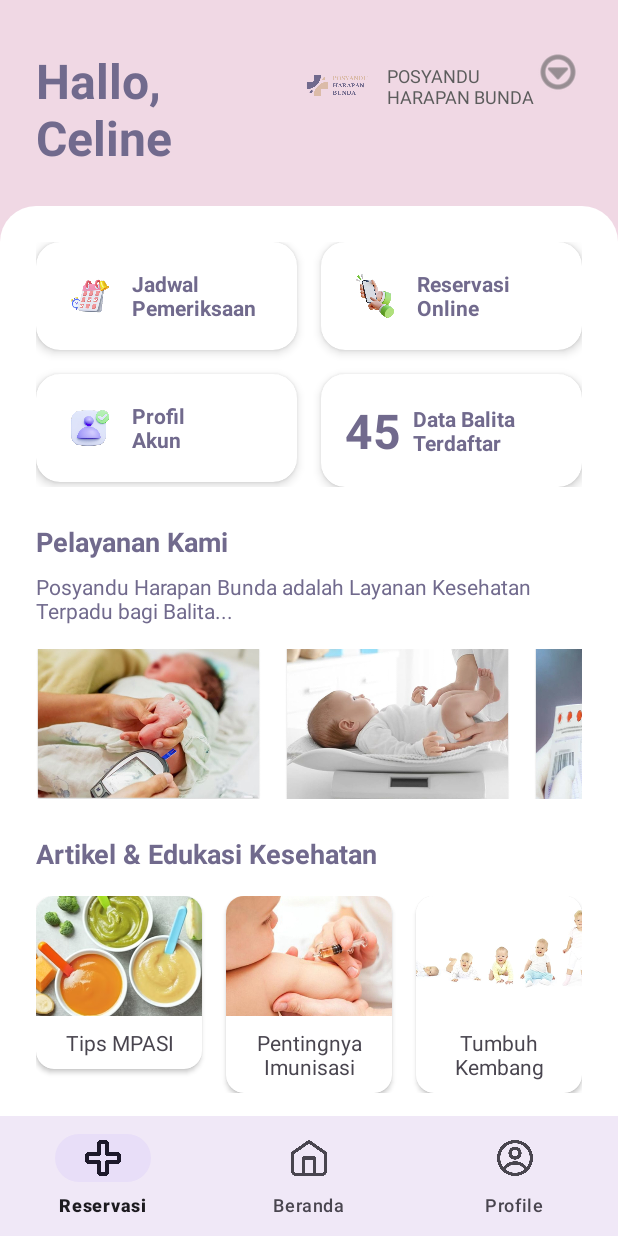
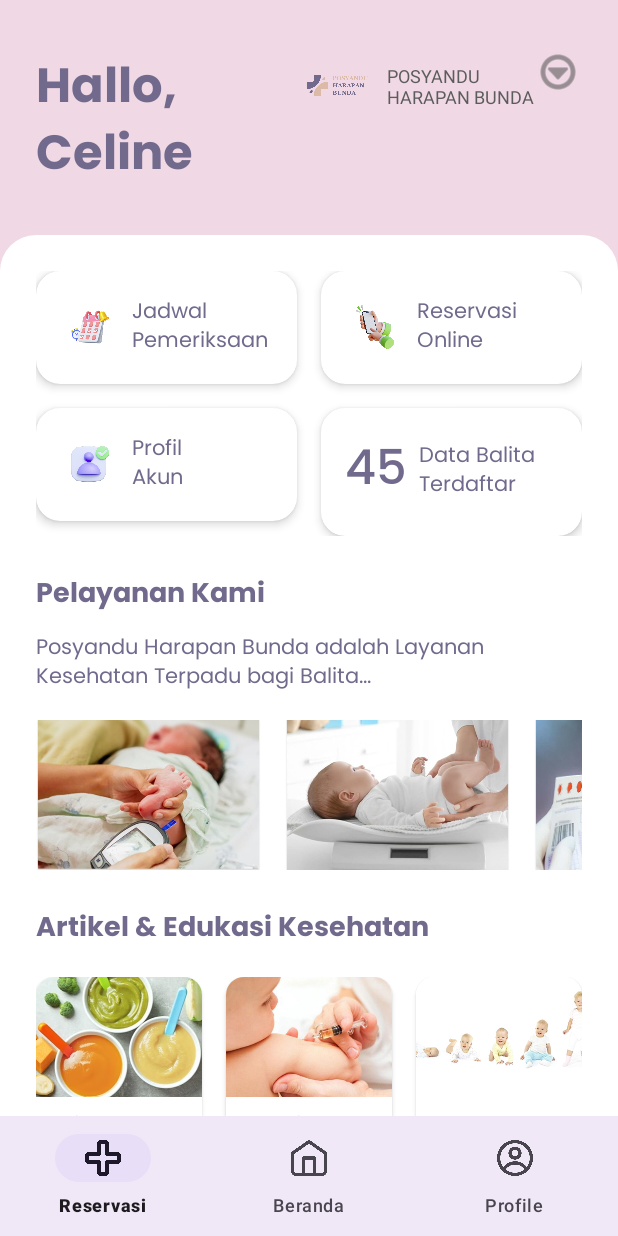
Before and after one commit to fauziaz/PosyanduHB, an Android app: the layout activity_home.xml on its own in the app's theme, with its tools: preview values and no code run, on a phone screen of 412 x 824 dp. Run offline under Robolectric (Android 15) with nearby library versions, the phone set to English and light mode, and no system bars.

Commit message:
font poppins

```diff
--- /dev/null
+++ b/app/src/main/res/font/poppins.xml
@@ -0,0 +1,21 @@
+<?xml version="1.0" encoding="utf-8"?>
+<font-family xmlns:app="http://schemas.android.com/apk/res-auto">
+
+    <font
+        app:font="@font/poppins_regular"
+        app:fontStyle="normal"
+        app:fontWeight="400" />
+    <font
+        app:font="@font/poppins_medium"
+        app:fontStyle="normal"
+        app:fontWeight="400" />
+    <font
+        app:font="@font/poppins_semibold"
+        app:fontStyle="normal"
+        app:fontWeight="400"/>
+    <font
+        app:font="@font/poppins_bold"
+        app:fontStyle="normal"
+        app:fontWeight="400" />
+
+</font-family>
--- a/app/src/main/res/layout/activity_home.xml
+++ b/app/src/main/res/layout/activity_home.xml
@@ -17,7 +17,7 @@
         android:text="Hallo,\nCeline"
         android:textColor="#716A8D"
         android:textSize="32sp"
-        android:textStyle="bold"
+        android:fontFamily="@font/poppins_bold"
         app:layout_constraintStart_toStartOf="parent"
         app:layout_constraintTop_toTopOf="parent" />
 
@@ -105,7 +105,7 @@
                             android:layout_marginStart="8dp"
                             android:text="Jadwal\nPemeriksaan"
                             android:textColor="#716A8D"
-                            android:textStyle="bold" />
+                            android:fontFamily="@font/poppins_regular"/>
                     </LinearLayout>
                 </androidx.cardview.widget.CardView>
 
@@ -135,7 +135,7 @@
                             android:layout_marginStart="8dp"
                             android:text="Reservasi\nOnline"
                             android:textColor="#716A8D"
-                            android:textStyle="bold" />
+                            android:fontFamily="@font/poppins_regular"/>
                     </LinearLayout>
                 </androidx.cardview.widget.CardView>
 
@@ -164,7 +164,7 @@
                             android:layout_marginStart="8dp"
                             android:text="Profil\nAkun"
                             android:textColor="#716A8D"
-                            android:textStyle="bold" />
+                            android:fontFamily="@font/poppins_regular"/>
                     </LinearLayout>
                 </androidx.cardview.widget.CardView>
 
@@ -188,14 +188,14 @@
                             android:text="45"
                             android:textSize="32sp"
                             android:textColor="#716A8D"
-                            android:textStyle="bold" />
+                            android:fontFamily="@font/poppins_medium" />
                         <TextView
                             android:layout_width="wrap_content"
                             android:layout_height="wrap_content"
                             android:layout_marginStart="8dp"
                             android:text="Data Balita\nTerdaftar"
                             android:textColor="#716A8D"
-                            android:textStyle="bold" />
+                            android:fontFamily="@font/poppins_regular"/>
                     </LinearLayout>
                 </androidx.cardview.widget.CardView>
             </GridLayout>
@@ -208,13 +208,14 @@
                 android:text="Pelayanan Kami"
                 android:textColor="#716A8D"
                 android:textSize="18sp"
-                android:textStyle="bold" />
+                android:fontFamily="@font/poppins_bold" />
             <TextView
                 android:layout_width="wrap_content"
                 android:layout_height="wrap_content"
                 android:layout_marginTop="8dp"
                 android:text="Posyandu Harapan Bunda adalah Layanan Kesehatan Terpadu bagi Balita..."
-                android:textColor="#716A8D" />
+                android:textColor="#716A8D"
+                android:fontFamily="@font/poppins_regular"/>
 
             <HorizontalScrollView
                 android:layout_width="match_parent"
@@ -285,7 +286,7 @@
                 android:text="Artikel &amp; Edukasi Kesehatan"
                 android:textColor="#716A8D"
                 android:textSize="18sp"
-                android:textStyle="bold" />
+                android:fontFamily="@font/poppins_bold" />
 
             <LinearLayout
                 android:layout_width="match_parent"
@@ -314,7 +315,9 @@
                             android:layout_height="wrap_content"
                             android:text="Tips MPASI"
                             android:padding="8dp"
-                            android:gravity="center"/>
+                            android:gravity="center"
+                            android:fontFamily="@font/poppins_medium"/>
+
                     </LinearLayout>
                 </androidx.cardview.widget.CardView>
                 <androidx.cardview.widget.CardView
@@ -339,7 +342,8 @@
                             android:layout_height="wrap_content"
                             android:text="Pentingnya Imunisasi"
                             android:padding="8dp"
-                            android:gravity="center"/>
+                            android:gravity="center"
+                            android:fontFamily="@font/poppins_medium"/>
                     </LinearLayout>
                 </androidx.cardview.widget.CardView>
                 <androidx.cardview.widget.CardView
@@ -363,7 +367,8 @@
                             android:layout_height="wrap_content"
                             android:text="Tumbuh Kembang"
                             android:padding="8dp"
-                            android:gravity="center"/>
+                            android:gravity="center"
+                            android:fontFamily="@font/poppins_medium"/>
                     </LinearLayout>
                 </androidx.cardview.widget.CardView>
 
@@ -374,17 +379,9 @@
     </androidx.core.widget.NestedScrollView>
 
     <!-- Bottom Navigation Bar -->
-    <com.google.android.material.bottomnavigation.BottomNavigationView
-        android:id="@+id/bottom_navigation"
-        android:layout_width="match_parent"
-        android:layout_height="wrap_content"
-        android:background="?android:attr/windowBackground"
-        app:layout_constraintBottom_toBottomOf="parent"
-        app:layout_constraintEnd_toEndOf="parent"
-        app:layout_constraintStart_toStartOf="parent"
-        app:menu="@menu/bottom_nav_menu" />
 
-    <!-- <androidx.coordinatorlayout.widget.CoordinatorLayout
+
+    <androidx.coordinatorlayout.widget.CoordinatorLayout
         android:layout_width="match_parent"
         android:layout_height="wrap_content"
         app:layout_constraintBottom_toBottomOf="parent"
@@ -413,9 +410,16 @@
             android:backgroundTint="#716A8D"
              />
 
+
     </androidx.coordinatorlayout.widget.CoordinatorLayout>
+    <com.google.android.material.bottomnavigation.BottomNavigationView
+        android:id="@+id/bottom_navigation"
+        android:layout_width="match_parent"
+        android:layout_height="wrap_content"
+        android:background="?android:attr/windowBackground"
+        app:layout_constraintBottom_toBottomOf="parent"
+        app:layout_constraintEnd_toEndOf="parent"
+        app:layout_constraintStart_toStartOf="parent"
+        app:menu="@menu/bottom_nav_menu" />
 
 </androidx.constraintlayout.widget.ConstraintLayout>
--->
-
-</androidx.constraintlayout.widget.ConstraintLayout>
--- a/app/src/main/res/values/themes.xml
+++ b/app/src/main/res/values/themes.xml
@@ -3,6 +3,7 @@
     <style name="Base.Theme.PosyanduHB" parent="Theme.Material3.DayNight.NoActionBar">
         <!-- Customize your light theme here. -->
         <!-- <item name="colorPrimary">@color/my_light_primary</item> -->
+        <item name="android:fontFamily">@font/poppins</item>
     </style>
 
     <style name="Theme.PosyanduHB" parent="Base.Theme.PosyanduHB" />
```
Also changed, not shown: app/src/main/res/font/poppins_bold.ttf (added), app/src/main/res/font/poppins_medium.ttf (added), app/src/main/res/font/poppins_regular.ttf (added), app/src/main/res/font/poppins_semibold.ttf (added).
